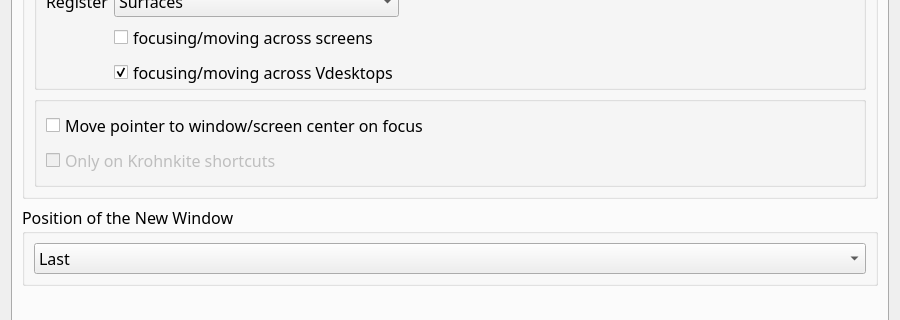
Qt form res/config.ui (AndyEveritt/Krohnkite) before a commit; both pictures show x 0 to 900 and y 340 to 660 of the 900 by 1253 pixel window.
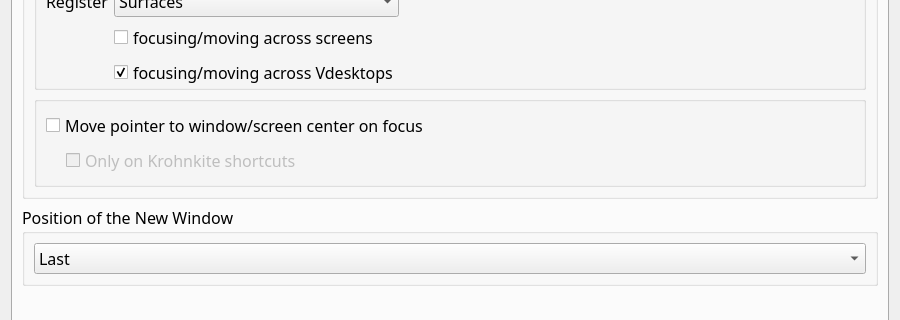
The same form after that commit. The open tabs and pages were chosen to show the change. Icons and pictures are not drawn. Custom widgets are drawn as their Qt base class.

Commit message:
fix(config-ui): indent the shortcut-only checkbox under move-pointer-on-focus
Put "Only on Krohnkite shortcuts" behind a fixed 20px spacer so it reads
as a sub-option of "Move pointer to window/screen center on focus".

The edit to the form file:
```diff
--- a/res/config.ui
+++ b/res/config.ui
@@ -4642,6 +4642,24 @@
               </widget>
              </item>
              <item row="2" column="0">
+              <layout class="QHBoxLayout" name="hLayout_movePointerOnFocusShortcutsOnly">
+               <item>
+                <spacer name="hSpacer_movePointerOnFocusShortcutsOnly">
+                 <property name="orientation">
+                  <enum>Qt::Orientation::Horizontal</enum>
+                 </property>
+                 <property name="sizeType">
+                  <enum>QSizePolicy::Policy::Fixed</enum>
+                 </property>
+                 <property name="sizeHint" stdset="0">
+                  <size>
+                   <width>20</width>
+                   <height>0</height>
+                  </size>
+                 </property>
+                </spacer>
+               </item>
+               <item>
               <widget class="QCheckBox" name="kcfg_movePointerOnFocusShortcutsOnly">
                <property name="enabled">
                 <bool>false</bool>
@@ -4653,6 +4671,8 @@
                 <string>Only on Krohnkite shortcuts</string>
                </property>
               </widget>
+               </item>
+              </layout>
              </item>
             </layout>
            </widget>
```
Lines whose indentation alone changed are shown as unchanged.
